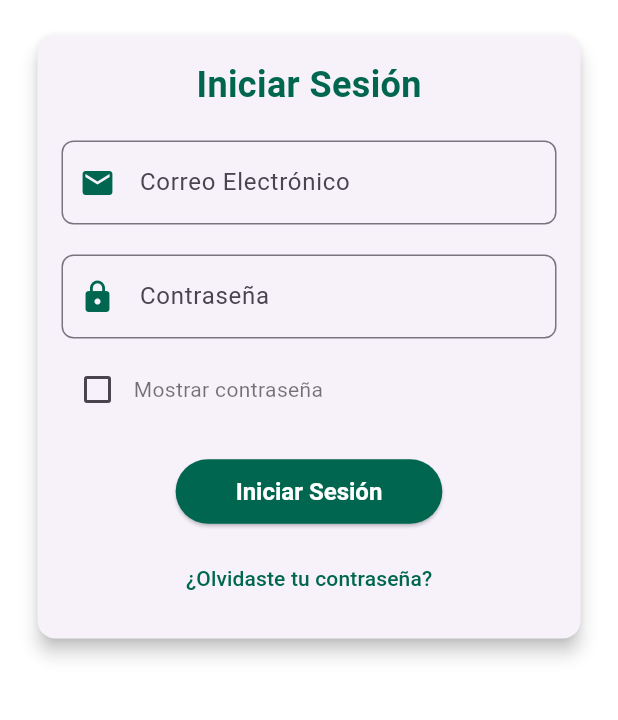
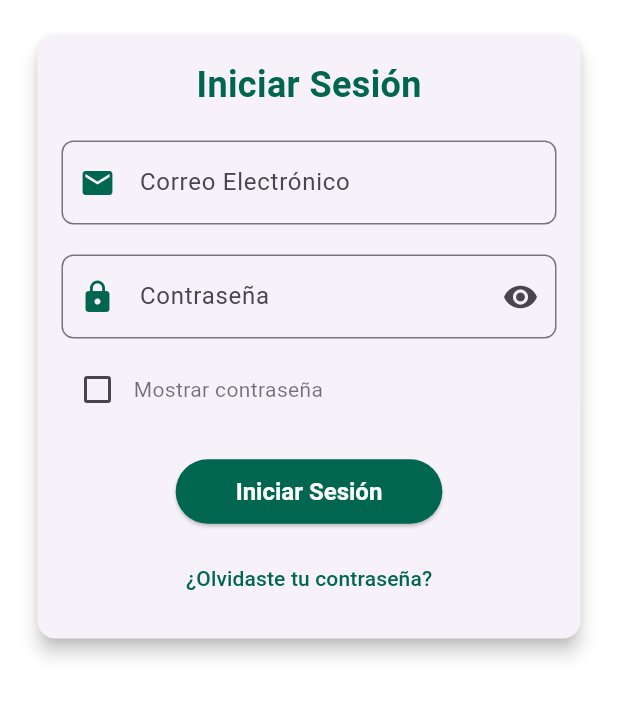
Before and after one commit to Arielo16/UniTask, a Flutter app: the screen it shows after launch, on a phone screen of 412 x 824 dp, the part 488-1208 px from its top. Run offline on Flutter 3.47's test engine with Material 3 defaults, Android fonts, the phone set to English and light mode, and no system bars; our stand-ins replace flutter_colorpicker.

Commit message:
aplicacion reparada

```diff
--- a/Movil/unitask_movil/lib/screens/diagnostics_screen.dart
+++ b/Movil/unitask_movil/lib/screens/diagnostics_screen.dart
@@ -92,7 +92,8 @@ class _DiagnosticsScreenState extends State<DiagnosticsScreen> {
                           children: [
                             Text(
                               'Folio: ${diagnostic.reportFolio}',
-                              style: const TextStyle(
+                              style: TextStyle(
+                                // Elimina 'const' aquí
                                 fontWeight: FontWeight.bold,
                                 fontSize: 18,
                                 color: AppColors.primaryColor,
--- a/Movil/unitask_movil/lib/screens/history_screen.dart
+++ b/Movil/unitask_movil/lib/screens/history_screen.dart
@@ -60,7 +60,7 @@ class _HistoryScreenState extends State<HistoryScreen> {
                   ),
                 ),
                 IconButton(
-                  icon: const Icon(Icons.search, color: AppColors.primaryColor),
+                  icon: Icon(Icons.search, color: AppColors.primaryColor),
                   onPressed: _loadDiagnostics,
                 ),
               ],
@@ -126,7 +126,7 @@ class _HistoryScreenState extends State<HistoryScreen> {
                                 children: [
                                   Text(
                                     'Folio: ${diagnostic.reportFolio}',
-                                    style: const TextStyle(
+                                    style: TextStyle(
                                       fontWeight: FontWeight.bold,
                                       fontSize: 18,
                                       color: AppColors.primaryColor,
--- a/Movil/unitask_movil/lib/widgets/card_inicio_sesion.dart
+++ b/Movil/unitask_movil/lib/widgets/card_inicio_sesion.dart
@@ -4,8 +4,10 @@ class CardInicioSesion extends StatelessWidget {
   final GlobalKey<FormState> formKey;
   final TextEditingController emailController;
   final TextEditingController passwordController;
+  final bool obscureText;
+  final VoidCallback onTogglePasswordVisibility;
   final bool rememberMe;
-  final Function(bool?) onRememberMeChanged;
+  final ValueChanged<bool?> onRememberMeChanged;
   final VoidCallback onLogin;
 
   const CardInicioSesion({
@@ -13,6 +15,8 @@ class CardInicioSesion extends StatelessWidget {
     required this.formKey,
     required this.emailController,
     required this.passwordController,
+    required this.obscureText,
+    required this.onTogglePasswordVisibility,
     required this.rememberMe,
     required this.onRememberMeChanged,
     required this.onLogin,
@@ -67,6 +71,7 @@ class CardInicioSesion extends StatelessWidget {
                   const SizedBox(height: 20),
                   TextFormField(
                     controller: passwordController,
+                    obscureText: obscureText,
                     decoration: InputDecoration(
                       labelText: 'Contraseña',
                       border: OutlineInputBorder(
@@ -74,8 +79,13 @@ class CardInicioSesion extends StatelessWidget {
                       ),
                       prefixIcon:
                           const Icon(Icons.lock, color: Color(0xFF00664F)),
+                      suffixIcon: IconButton(
+                        icon: Icon(
+                          obscureText ? Icons.visibility : Icons.visibility_off,
+                        ),
+                        onPressed: onTogglePasswordVisibility,
+                      ),
                     ),
-                    obscureText: true,
                     validator: (value) {
                       if (value == null || value.isEmpty) {
                         return 'Por favor ingrese su contraseña';
```
Also changed, not shown: Movil/unitask_movil/lib/screens/diagnostic_screen.dart (+6 -6 lines), Movil/unitask_movil/pubspec.lock, 125 other files.
